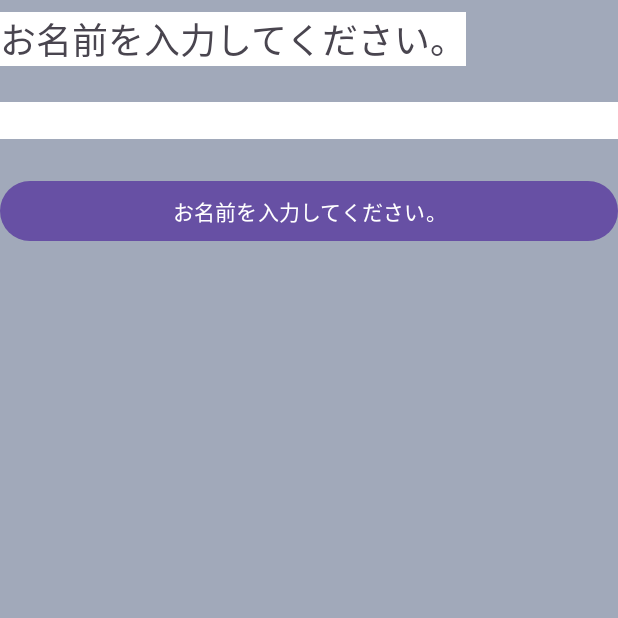
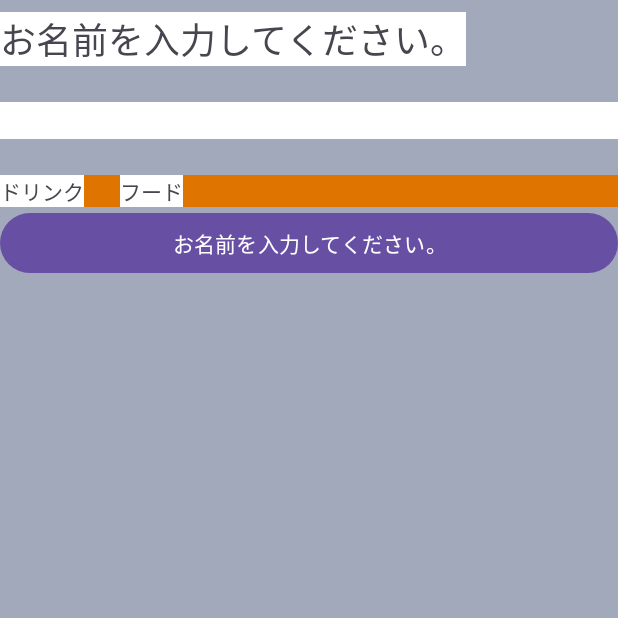
Before and after one commit to piny940/kotlin-android-basic, an Android app: the screen it shows after launch (MainActivity), on a phone screen of 412 x 824 dp, the top half of it. Run offline under Robolectric (Android 15) with nearby library versions, the light colour scheme and no system bars.

Commit message:
ドリンク・フードを追加

```diff
--- a/ViewSample/app/src/main/res/layout/activity_main.xml
+++ b/ViewSample/app/src/main/res/layout/activity_main.xml
@@ -21,6 +21,25 @@
         android:layout_marginTop="8dp"
         android:background="#ffffff"
         android:inputType="text" />
+    <LinearLayout
+        android:layout_width="match_parent"
+        android:layout_height="wrap_content"
+        android:orientation="horizontal"
+        android:background="#df7401">
+        <TextView
+            android:id="@+id/cbDrink"
+            android:layout_width="wrap_content"
+            android:layout_height="wrap_content"
+            android:text="@string/cb_drink"
+            android:layout_marginEnd="24dp"
+            android:background="#ffffff"/>
+        <TextView
+            android:id="@+id/cbFood"
+            android:layout_width="wrap_content"
+            android:layout_height="wrap_content"
+            android:text="@string/cb_food"
+            android:background="#ffffff"/>
+    </LinearLayout>
 
     <Button
         android:id="@+id/btSave"
--- a/ViewSample/app/src/main/res/values/strings.xml
+++ b/ViewSample/app/src/main/res/values/strings.xml
@@ -2,4 +2,6 @@
     <string name="app_name">画面部品サンプル</string>
     <string name="tv_msg">お名前を入力してください。</string>
     <string name="bt_save">保存</string>
+    <string name="cb_drink">ドリンク</string>
+    <string name="cb_food">フード</string>
 </resources>
```
